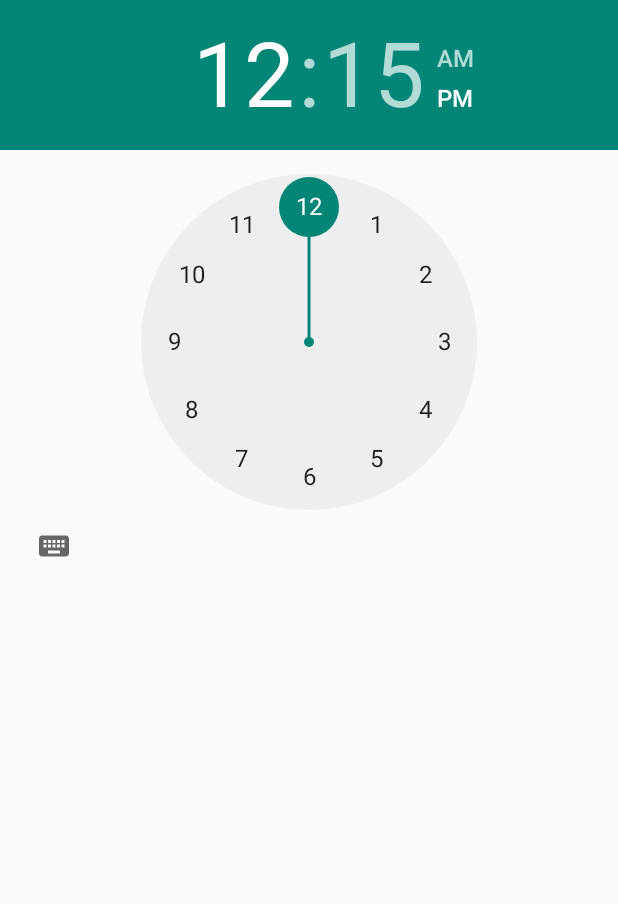
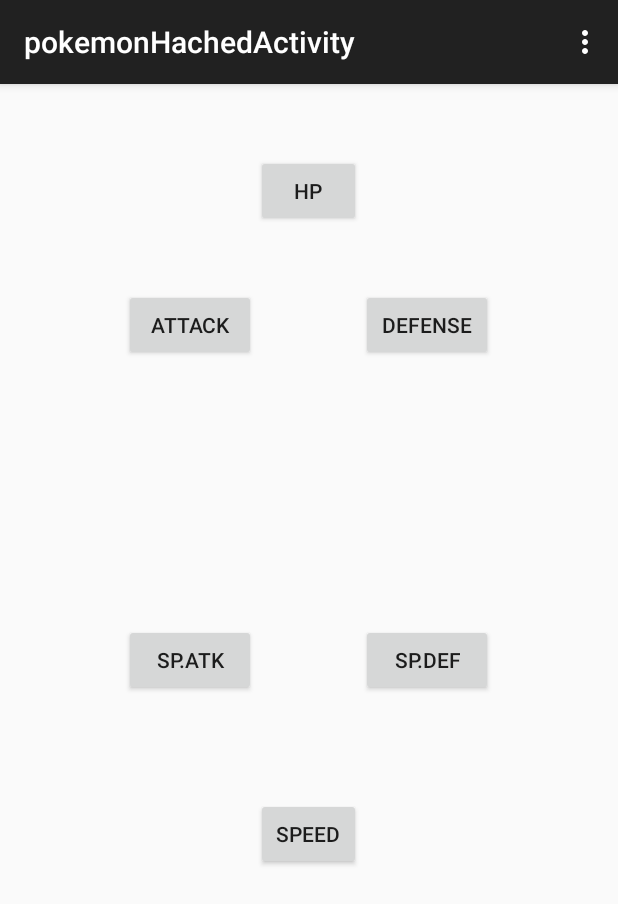
Before and after one commit to ninjachen/MyAndroidApplication, an Android app: the screen it shows after launch (DateWidgets2 before the commit, pokemonHachedActivity after it), on a phone screen of 412 x 824 dp. Shown: the top 904 px of the screen. Run offline under Robolectric (Android 15) with nearby library versions, the phone set to English and light mode, and no system bars.

Commit message:
Hp~Speed Button design

```diff
--- a/MyApplication/src/main/AndroidManifest.xml
+++ b/MyApplication/src/main/AndroidManifest.xml
@@ -17,25 +17,26 @@
             android:name="com.example.myapplication.MediaPlayerDemo"
             android:label="@string/app_name" >
         </activity>
-
         <activity
             android:name="com.example.myapplication.MediaPlayerDemo_Audio"
             android:label="@string/title_activity_media_player_demo__audio" >
         </activity>
-
         <activity
             android:name="com.example.myapplication.MediaPlayerDemo_Video"
             android:label="@string/title_activity_media_play_demo__video" >
         </activity>
-
         <activity
             android:name="com.example.myapplication.DateWidgets1"
             android:label="DateWidgets1" >
         </activity>
-
         <activity
             android:name="com.example.myapplication.DateWidgets2"
             android:label="DateWidgets2" >
+
+        </activity>
+        <activity
+            android:name="com.example.myapplication.pokemonHachedActivity"
+            android:label="@string/title_activity_pokemon_hached" >
             <intent-filter>
                 <action android:name="android.intent.action.MAIN" />
 
--- /dev/null
+++ b/MyApplication/src/main/java/com/example/myapplication/pokemonHachedActivity.java
@@ -0,0 +1,65 @@
+package com.example.myapplication;
+
+import android.support.v7.app.ActionBarActivity;
+import android.support.v7.app.ActionBar;
+import android.support.v4.app.Fragment;
+import android.os.Bundle;
+import android.view.LayoutInflater;
+import android.view.Menu;
+import android.view.MenuItem;
+import android.view.View;
+import android.view.ViewGroup;
+import android.os.Build;
+
+public class pokemonHachedActivity extends ActionBarActivity {
+
+    @Override
+    protected void onCreate(Bundle savedInstanceState) {
+        super.onCreate(savedInstanceState);
+        setContentView(R.layout.activity_pokemon_hached);
+
+        if (savedInstanceState == null) {
+            getSupportFragmentManager().beginTransaction()
+                    .add(R.id.container, new PlaceholderFragment())
+                    .commit();
+        }
+    }
+
+
+    @Override
+    public boolean onCreateOptionsMenu(Menu menu) {
+
+        // Inflate the menu; this adds items to the action bar if it is present.
+        getMenuInflater().inflate(R.menu.pokemon_hached, menu);
+        return true;
+    }
+
+    @Override
+    public boolean onOptionsItemSelected(MenuItem item) {
+        // Handle action bar item clicks here. The action bar will
+        // automatically handle clicks on the Home/Up button, so long
+        // as you specify a parent activity in AndroidManifest.xml.
+        int id = item.getItemId();
+        if (id == R.id.action_settings) {
+            return true;
+        }
+        return super.onOptionsItemSelected(item);
+    }
+
+    /**
+     * A placeholder fragment containing a simple view.
+     */
+    public static class PlaceholderFragment extends Fragment {
+
+        public PlaceholderFragment() {
+        }
+
+        @Override
+        public View onCreateView(LayoutInflater inflater, ViewGroup container,
+                Bundle savedInstanceState) {
+            View rootView = inflater.inflate(R.layout.fragment_pokemon_hached, container, false);
+            return rootView;
+        }
+    }
+
+}
--- /dev/null
+++ b/MyApplication/src/main/res/layout/activity_pokemon_hached.xml
@@ -0,0 +1,7 @@
+<FrameLayout xmlns:android="http://schemas.android.com/apk/res/android"
+    xmlns:tools="http://schemas.android.com/tools"
+    android:id="@+id/container"
+    android:layout_width="match_parent"
+    android:layout_height="match_parent"
+    tools:context="com.example.myapplication.pokemonHachedActivity"
+    tools:ignore="MergeRootFrame" />
--- /dev/null
+++ b/MyApplication/src/main/res/layout/fragment_pokemon_hached.xml
@@ -0,0 +1,67 @@
+<RelativeLayout xmlns:android="http://schemas.android.com/apk/res/android"
+    xmlns:tools="http://schemas.android.com/tools"
+    android:layout_width="match_parent"
+    android:layout_height="match_parent"
+    android:paddingLeft="@dimen/activity_horizontal_margin"
+    android:paddingRight="@dimen/activity_horizontal_margin"
+    android:paddingTop="@dimen/activity_vertical_margin"
+    android:paddingBottom="@dimen/activity_vertical_margin"
+    tools:context="com.example.myapplication.pokemonHachedActivity$PlaceholderFragment">
+
+    <Button
+        android:layout_width="70dp"
+        android:layout_height="wrap_content"
+        android:text="HP"
+        android:id="@+id/buttonHp"
+        android:layout_alignParentTop="true"
+        android:layout_centerHorizontal="true"
+        android:layout_marginTop="31dp" />
+
+    <Button
+        android:layout_width="wrap_content"
+        android:layout_height="wrap_content"
+        android:id="@+id/buttonAttack"
+        android:layout_marginTop="41dp"
+        android:layout_below="@+id/buttonHp"
+        android:layout_toLeftOf="@+id/buttonHp"
+        android:singleLine="false"
+        android:text="Attack" />
+
+    <Button
+        android:layout_width="wrap_content"
+        android:layout_height="wrap_content"
+        android:text="Defense"
+        android:id="@+id/buttonDefense"
+        android:layout_alignTop="@+id/buttonAttack"
+        android:layout_toRightOf="@+id/buttonHp" />
+
+    <Button
+        android:layout_width="wrap_content"
+        android:layout_height="wrap_content"
+        android:layout_alignParentLeft="@id/buttonAttack"
+        android:text="Sp.Atk"
+        android:id="@+id/buttonSpAtk"
+        android:layout_centerVertical="true"
+        android:layout_alignLeft="@+id/buttonAttack"
+        android:layout_alignStart="@+id/buttonAttack" />
+
+    <Button
+        android:layout_width="wrap_content"
+        android:layout_height="wrap_content"
+        android:text="Sp.Def"
+        android:id="@+id/buttonSpDef"
+        android:layout_alignTop="@+id/buttonSpAtk"
+        android:layout_alignRight="@+id/buttonDefense"
+        android:layout_alignStart="@+id/buttonDefense" />
+
+    <Button
+        android:layout_width="wrap_content"
+        android:layout_height="wrap_content"
+        android:text="Speed"
+        android:id="@+id/buttonSpeed"
+        android:layout_alignLeft="@id/buttonHp"
+        android:layout_alignRight="@id/buttonHp"
+        android:layout_marginTop="68dp"
+        android:layout_below="@+id/buttonSpAtk"
+        android:layout_centerHorizontal="true" />
+</RelativeLayout>
--- /dev/null
+++ b/MyApplication/src/main/res/menu/pokemon_hached.xml
@@ -0,0 +1,10 @@
+<menu xmlns:android="http://schemas.android.com/apk/res/android"
+    xmlns:app="http://schemas.android.com/apk/res-auto"
+    xmlns:tools="http://schemas.android.com/tools"
+    tools:context="com.example.myapplication.pokemonHachedActivity" >
+
+    <item android:id="@+id/action_settings"
+        android:title="@string/action_settings"
+        android:orderInCategory="100"
+        app:showAsAction="never" />
+</menu>
--- /dev/null
+++ b/MyApplication/src/main/res/values/dimens.xml
@@ -0,0 +1,6 @@
+<resources>
+    <!-- Default screen margins, per the Android Design guidelines. -->
+    <dimen name="activity_horizontal_margin">16dp</dimen>
+    <dimen name="activity_vertical_margin">16dp</dimen>
+
+    </resources>
--- a/MyApplication/src/main/res/values/strings.xml
+++ b/MyApplication/src/main/res/values/strings.xml
@@ -17,5 +17,6 @@
     <string name="date_widgets_example_dateDisplay_text">date_widgets_example_dateDisplay_text</string>
     <string name="date_widgets_example_pickTime_text">change the time</string>
     <string name="date_widgets_example_pickDate_text">change the date</string>
+    <string name="title_activity_pokemon_hached">pokemonHachedActivity</string>
 
 </resources>
```
